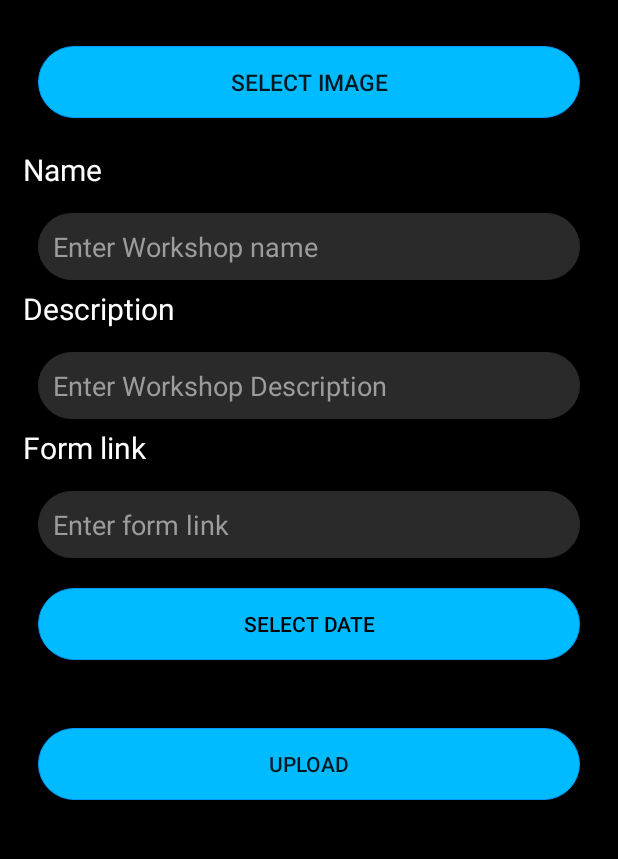
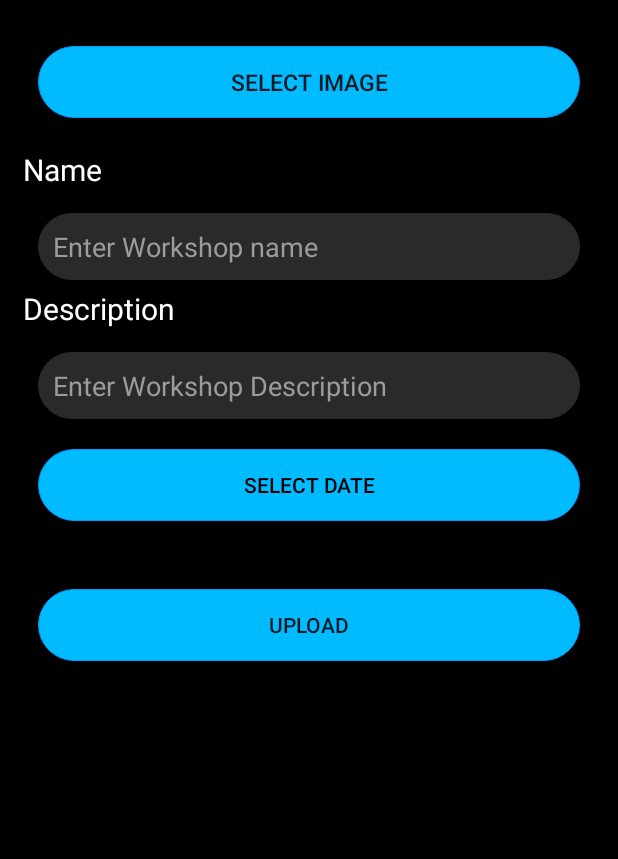
Before and after one commit to vedantsawant/CSI_App, an Android app: the Event_admin screen opened directly, with no data from a screen before it, on a phone screen of 412 x 824 dp, the part 245-1104 px from its top. Run offline under Robolectric (Android 15) with nearby library versions, the phone set to English and light mode, and no system bars; our stand-ins replace Firebase (no records; nobody signed in at launch, a user with empty details on screens opened directly), Picasso; pictures from the network do not load; Roboto replaces fonts that are not available here.

Commit message:
Added event Registration

```diff
--- a/app/src/main/AndroidManifest.xml
+++ b/app/src/main/AndroidManifest.xml
@@ -17,7 +17,6 @@
         <activity android:name=".teacher_admin" />
         <activity android:name=".BE_admin" />
         <activity android:name=".TE_admin" />
-        <activity android:name=".imageAct" />
         <activity android:name=".SE_admin" />
         <activity android:name=".faculty_incharge" />
         <activity android:name=".BE_council" />
--- a/app/src/main/java/com/example/csiapp1/BE_admin.java
+++ b/app/src/main/java/com/example/csiapp1/BE_admin.java
@@ -184,8 +184,4 @@ public class BE_admin extends AppCompatActivity {
         }
     }
 
-    private void openImagesActivity(){
-        Intent intent = new Intent(this, imageAct.class);
-        startActivity(intent);
-    }
 }
--- a/app/src/main/java/com/example/csiapp1/BE_council.java
+++ b/app/src/main/java/com/example/csiapp1/BE_council.java
@@ -101,7 +101,7 @@ public class BE_council extends AppCompatActivity implements ImageAdapter.onItem
 
 
     @Override
-    public void onItemClick(int position, String details, String name, String URl, String date) {
+    public void onItemClick(int position, String details, String name, String URl, String date, String email) {
         CouncilDialog councilDialog = new CouncilDialog(details, name, URl);
         councilDialog.show(getSupportFragmentManager(), "details dialog");
     }
--- a/app/src/main/java/com/example/csiapp1/EditEvent.java
+++ b/app/src/main/java/com/example/csiapp1/EditEvent.java
@@ -23,7 +23,7 @@ import java.util.Locale;
 public class EditEvent extends AppCompatActivity implements DatePickerDialog.OnDateSetListener{
 
     private String eventDate;
-    private EditText formLink;
+    private EditText wsName;
     private Button selectDateBtn, uploadBtn;
     private DatabaseReference databaseReference;
 
@@ -32,7 +32,7 @@ public class EditEvent extends AppCompatActivity implements DatePickerDialog.OnD
         super.onCreate(savedInstanceState);
         setContentView(R.layout.activity_edit_event);
 
-        formLink = findViewById(R.id.formLinkEvent);
+        wsName = findViewById(R.id.wsNameEvent);
         selectDateBtn = findViewById(R.id.select_date);
         uploadBtn = findViewById(R.id.upload_button_event);
 
@@ -59,7 +59,7 @@ public class EditEvent extends AppCompatActivity implements DatePickerDialog.OnD
         String selectKey = getIntent().getStringExtra("selectKey");
         databaseReference = FirebaseDatabase.getInstance().getReference("/csi_uploads/workshops/" + selectKey);
         databaseReference.child("date").setValue(eventDate);
-        databaseReference.child("regURL").setValue(formLink.getText().toString());
+        databaseReference.child("mworkshopName").setValue(wsName.getText().toString());
     }
     @Override
     public void onDateSet(DatePicker view, int year, int month, int dayOfMonth) {
--- a/app/src/main/java/com/example/csiapp1/Event_admin.java
+++ b/app/src/main/java/com/example/csiapp1/Event_admin.java
@@ -42,7 +42,7 @@ public class Event_admin extends AppCompatActivity implements DatePickerDialog.O
     private ImageView MyimageView;
     private Button imgBtn;
     private Button uploadBtn;
-    private EditText workshopName, workshopDetails, eventLink;
+    private EditText workshopName, workshopDetails;
     private ProgressBar progressBar;
     private Button setDateBtn;
 
@@ -69,7 +69,7 @@ public class Event_admin extends AppCompatActivity implements DatePickerDialog.O
         workshopDetails = findViewById(R.id.workshop_details_event);
         progressBar = findViewById(R.id.progress_bar_event);
         setDateBtn = findViewById(R.id.select_date);
-        eventLink = findViewById(R.id.formLinkEvent);
+
 
         storageReference = FirebaseStorage.getInstance().getReference("/csi_uploads/workshops");
         databaseReference = FirebaseDatabase.getInstance().getReference("/csi_uploads/workshops");
@@ -154,7 +154,7 @@ public class Event_admin extends AppCompatActivity implements DatePickerDialog.O
                             while (!urlTask.isSuccessful());
                             Uri downloadUrl = urlTask.getResult();
                             Upload upload = new Upload(workshopName.getText().toString().trim(),
-                                    workshopDetails.getText().toString().trim(),downloadUrl.toString(), eventDate, eventLink.getText().toString());
+                                    workshopDetails.getText().toString().trim(),downloadUrl.toString(), eventDate, "None");
 
                             String uploadId = databaseReference.push().getKey();
                             databaseReference.child(uploadId).setValue(upload);
--- a/app/src/main/java/com/example/csiapp1/ImageAdapter.java
+++ b/app/src/main/java/com/example/csiapp1/ImageAdapter.java
@@ -89,7 +89,9 @@ public class ImageAdapter extends RecyclerView.Adapter<ImageAdapter.ImageViewHol
                     System.out.println(url + details);
                     String name = upTest.getMworkshopName();
                     String date = upTest.getDate();
-                    mListener.onItemClick(position, details, name, url, date);
+                    FirebaseUser user = mAuth.getCurrentUser();
+                    String email = user.getEmail();
+                    mListener.onItemClick(position, details, name, url, date, email);
                 }
             }
         }
@@ -127,7 +129,7 @@ public class ImageAdapter extends RecyclerView.Adapter<ImageAdapter.ImageViewHol
     }
 
     public interface onItemClickListener{
-        void onItemClick(int position, String details, String name, String url, String date);
+        void onItemClick(int position, String details, String name, String url, String date, String email);
         void onEditClick(int position);
         void onDeleteClick(int position);
     }
--- a/app/src/main/java/com/example/csiapp1/PastTabFragment.java
+++ b/app/src/main/java/com/example/csiapp1/PastTabFragment.java
@@ -168,8 +168,8 @@ public class PastTabFragment extends Fragment implements ImageAdapter.onItemClic
     }
 
     @Override
-    public void onItemClick(int position, String details, String name, String Url, String date) {
-        DetailsDialog detailsDialog = new DetailsDialog(details, name, Url, date);
+    public void onItemClick(int position, String details, String name, String Url, String date, String email) {
+        DetailsDialog detailsDialog = new DetailsDialog(details, name, Url, date, email, "none");
         detailsDialog.show(getFragmentManager(), "details dialog");
     }
 
--- a/app/src/main/java/com/example/csiapp1/SE_admin.java
+++ b/app/src/main/java/com/example/csiapp1/SE_admin.java
@@ -186,9 +186,4 @@ public class SE_admin extends AppCompatActivity {
         }
     }
 
-    private void openImagesActivity(){
-        Intent intent = new Intent(this, imageAct.class);
-        startActivity(intent);
-    }
-
 }
--- a/app/src/main/java/com/example/csiapp1/SE_council.java
+++ b/app/src/main/java/com/example/csiapp1/SE_council.java
@@ -105,7 +105,7 @@ public class SE_council extends AppCompatActivity implements ImageAdapter.onItem
 
 
     @Override
-    public void onItemClick(int position, String details, String name, String Url, String date) {
+    public void onItemClick(int position, String details, String name, String Url, String date, String email) {
         //DetailsDialog detailsDialog = new DetailsDialog(details, name, Url);
         CouncilDialog councilDialog = new CouncilDialog(details, name, Url);
         councilDialog.show(getSupportFragmentManager(), "details dialog");
--- a/app/src/main/java/com/example/csiapp1/TE_admin.java
+++ b/app/src/main/java/com/example/csiapp1/TE_admin.java
@@ -185,10 +185,5 @@ public class TE_admin extends AppCompatActivity {
         }
     }
 
-    private void openImagesActivity(){
-        Intent intent = new Intent(this, imageAct.class);
-        startActivity(intent);
-    }
-
 
 }
--- a/app/src/main/java/com/example/csiapp1/TE_council.java
+++ b/app/src/main/java/com/example/csiapp1/TE_council.java
@@ -100,7 +100,7 @@ public class TE_council extends AppCompatActivity implements ImageAdapter.onItem
     }
 
     @Override
-    public void onItemClick(int position, String details, String name, String Url, String date) {
+    public void onItemClick(int position, String details, String name, String Url, String date, String email) {
         CouncilDialog councilDialog = new CouncilDialog(details, name, Url);
         councilDialog.show(getSupportFragmentManager(), "details dialog");
     }
--- a/app/src/main/java/com/example/csiapp1/faculty_incharge.java
+++ b/app/src/main/java/com/example/csiapp1/faculty_incharge.java
@@ -102,7 +102,7 @@ public class faculty_incharge extends AppCompatActivity implements ImageAdapter.
 
 
     @Override
-    public void onItemClick(int position, String details, String name, String Url, String date) {
+    public void onItemClick(int position, String details, String name, String Url, String date, String email) {
         CouncilDialog councilDialog = new CouncilDialog(details, name, Url);
         councilDialog.show(getSupportFragmentManager(), "details dialog");
     }
--- a/app/src/main/java/com/example/csiapp1/teacher_admin.java
+++ b/app/src/main/java/com/example/csiapp1/teacher_admin.java
@@ -184,8 +184,4 @@ public class teacher_admin extends AppCompatActivity {
         }
     }
 
-    private void openImagesActivity(){
-        Intent intent = new Intent(this, imageAct.class);
-        startActivity(intent);
-    }
 }
--- a/app/src/main/res/layout/activity_edit_event.xml
+++ b/app/src/main/res/layout/activity_edit_event.xml
@@ -16,7 +16,7 @@
         android:gravity="center_horizontal">
 
         <TextView
-            android:id="@+id/formLink"
+            android:id="@+id/wsName"
             android:layout_width="match_parent"
             android:layout_height="wrap_content"
             android:padding="5dp"
@@ -26,7 +26,7 @@
             android:text="Form link"
             android:textAppearance="@style/TextAppearance.AppCompat.Large" />
         <EditText
-            android:id="@+id/formLinkEvent"
+            android:id="@+id/wsNameEvent"
             android:layout_width="match_parent"
             android:layout_height="wrap_content"
             android:layout_gravity="center_horizontal"
@@ -35,7 +35,7 @@
             android:layout_marginHorizontal="15dp"
             android:textColor="@color/white"
             android:background="@drawable/rounded_edittext"
-            android:hint="Enter form link"
+            android:hint="Enter Workshop Name "
             android:textColorHint="@color/lightgrey"
             />
         <Button
--- a/app/src/main/res/layout/activity_event_admin.xml
+++ b/app/src/main/res/layout/activity_event_admin.xml
@@ -86,29 +86,6 @@
             android:hint="Enter Workshop Description"
             android:textColorHint="@color/lightgrey"
             />
-        <TextView
-            android:id="@+id/formLink"
-            android:layout_width="match_parent"
-            android:layout_height="wrap_content"
-            android:padding="5dp"
-            android:layout_below="@id/contactinfo"
-            android:textColor="@color/white"
-            android:textSize="20dp"
-            android:text="Form link"
-            android:textAppearance="@style/TextAppearance.AppCompat.Large" />
-        <EditText
-            android:id="@+id/formLinkEvent"
-            android:layout_width="match_parent"
-            android:layout_height="wrap_content"
-            android:layout_gravity="center_horizontal"
-            android:padding="10dp"
-            android:layout_marginTop="10dp"
-            android:layout_marginHorizontal="15dp"
-            android:textColor="@color/white"
-            android:background="@drawable/rounded_edittext"
-            android:hint="Enter form link"
-            android:textColorHint="@color/lightgrey"
-            />
         <Button
             android:id="@+id/select_date"
             android:layout_marginVertical="20dp"
--- a/app/src/main/res/layout/image_item.xml
+++ b/app/src/main/res/layout/image_item.xml
@@ -5,6 +5,7 @@
     xmlns:app="http://schemas.android.com/apk/res-auto"
     android:layout_margin="10dp"
     app:cardCornerRadius="20dp"
+    android:elevation="10dp"
     app:cardBackgroundColor="@color/grey">
     <LinearLayout
         android:layout_width="match_parent"
```
Also changed, not shown: app/src/main/java/com/example/csiapp1/DetailsDialog.java (+48 -4 lines), app/src/main/java/com/example/csiapp1/UpcomingTabFragment.java (+5 -2 lines), app/src/main/java/com/example/csiapp1/imageAct.java (deleted, +0 -129 lines), app/src/main/res/layout/activity_image.xml (deleted, +0 -30 lines).
